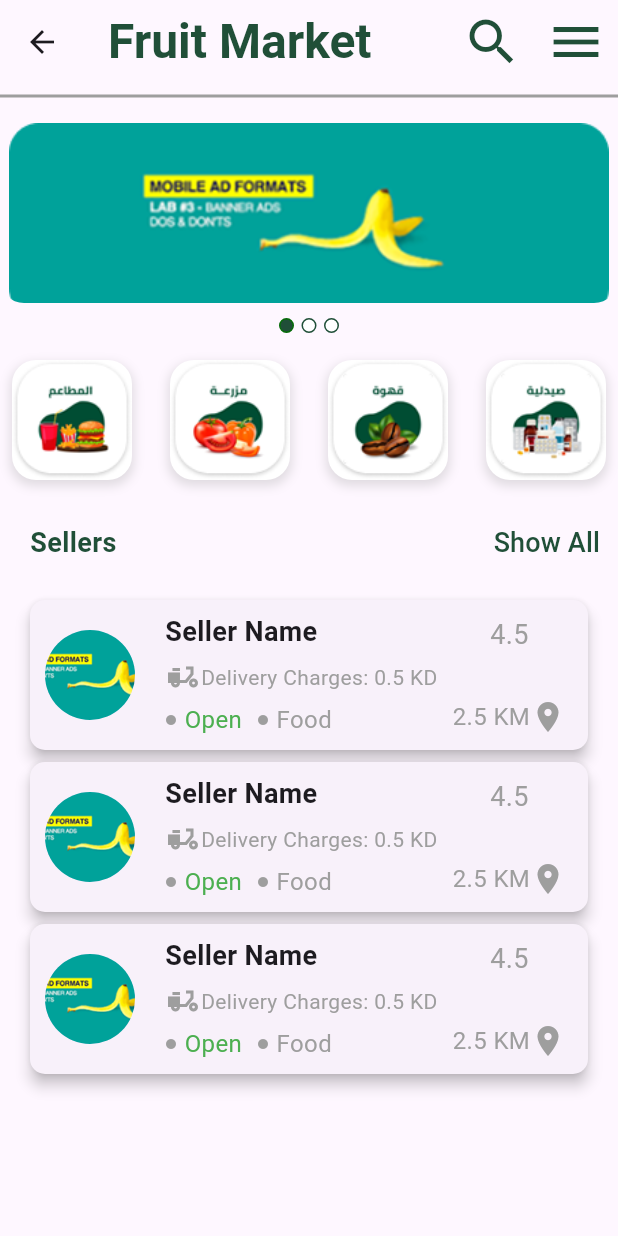
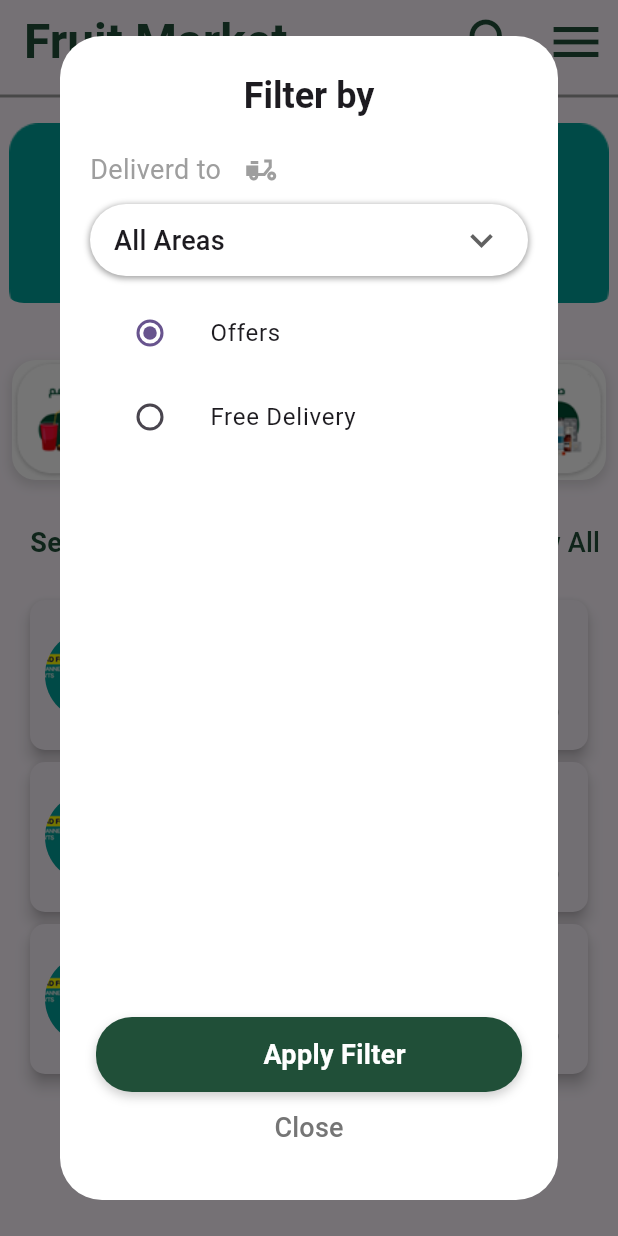
Before and after one commit to elne7/Fruits-App, a Flutter app: the HomeViewBody screen opened directly, after a tap on the "menu" icon, on a phone screen of 412 x 824 dp. Run offline on Flutter 3.47's test engine with Material 3 defaults, Android fonts, the phone set to English and light mode, and no system bars.

Commit message:
Create filter dialog and its content

```diff
--- /dev/null
+++ b/lib/features/home/presentation/widgets/filter_drop_down_menu.dart
@@ -0,0 +1,57 @@
+import 'package:flutter/material.dart';
+
+class FilterDropDownMenu extends StatefulWidget {
+  const FilterDropDownMenu({super.key});
+
+  @override
+  State<FilterDropDownMenu> createState() => _FilterDropDownMenuState();
+}
+
+class _FilterDropDownMenuState extends State<FilterDropDownMenu> {
+  String dropdownvalue = 'All Areas';
+
+  var items = ['All Areas', 'Item 1', 'Item 2', 'Item 3', 'Item 4', 'Item 5'];
+
+  @override
+  Widget build(BuildContext context) {
+    return Container(
+      decoration: BoxDecoration(
+        color: Colors.white,
+        borderRadius: BorderRadius.circular(24),
+        boxShadow: [
+          BoxShadow(
+            color: Colors.grey,
+            spreadRadius: 0.5,
+            blurRadius: 3,
+            offset: const Offset(0, 1),
+          ),
+        ],
+      ),
+      child: Padding(
+        padding: const EdgeInsets.symmetric(horizontal: 16),
+        child: DropdownButton(
+          isExpanded: true,
+          underline: const SizedBox(),
+          menuWidth: MediaQuery.of(context).size.width * 0.8,
+          borderRadius: BorderRadius.circular(10),
+          value: dropdownvalue,
+          icon: const Icon(Icons.keyboard_arrow_down),
+          iconSize: 30,
+          elevation: 4,
+          items:
+              items.map((String items) {
+                return DropdownMenuItem(
+                  value: items,
+                  child: Text(items, style: const TextStyle(fontSize: 18)),
+                );
+              }).toList(),
+          onChanged: (String? newValue) {
+            setState(() {
+              dropdownvalue = newValue!;
+            });
+          },
+        ),
+      ),
+    );
+  }
+}
--- a/lib/features/home/presentation/widgets/home_view_body.dart
+++ b/lib/features/home/presentation/widgets/home_view_body.dart
@@ -1,8 +1,11 @@
 import 'package:flutter/material.dart';
 import 'package:fruits_app/core/constants/colors.dart';
 import 'package:fruits_app/features/home/presentation/widgets/custom_categoies_list.dart';
+import 'package:fruits_app/features/home/presentation/widgets/filter_drop_down_menu.dart';
 import 'package:fruits_app/features/home/presentation/widgets/offers_page_view.dart';
+import 'package:fruits_app/features/home/presentation/widgets/radio_buttons_section.dart';
 import 'package:fruits_app/features/home/presentation/widgets/seller_item.dart';
+import 'package:fruits_app/features/registeration/presentation/widgets/custom_sign_in_button.dart';
 import 'package:fruits_app/features/splash_view/presentation/widgets/switch_points.dart';
 
 class HomeViewBody extends StatefulWidget {
@@ -33,7 +36,9 @@ class _HomeViewBodyState extends State<HomeViewBody> {
           // const SizedBox(width: 10),
           IconButton(
             icon: const Icon(Icons.menu, color: kPrimaryColor, size: 40),
-            onPressed: () {},
+            onPressed: () {
+              _filterdialogBuilder(context);
+            },
           ),
         ],
       ),
@@ -92,3 +97,77 @@ class _HomeViewBodyState extends State<HomeViewBody> {
     );
   }
 }
+
+Future<void> _filterdialogBuilder(BuildContext context) {
+  return showDialog<void>(
+    context: context,
+    builder: (BuildContext context) {
+      return AlertDialog(
+        backgroundColor: Colors.white,
+        title: Center(
+          child: const Text(
+            'Filter by',
+            style: TextStyle(fontSize: 24, fontWeight: FontWeight.bold),
+          ),
+        ),
+        contentPadding: const EdgeInsets.all(20),
+        content: Column(
+          mainAxisAlignment: MainAxisAlignment.start,
+          crossAxisAlignment: CrossAxisAlignment.start,
+          children: [
+            Row(
+              children: [
+                Text(
+                  'Deliverd to ',
+                  style: TextStyle(fontSize: 18, color: Colors.grey),
+                ),
+                const SizedBox(width: 10),
+                const Icon(Icons.delivery_dining_sharp, color: Colors.grey),
+              ],
+            ),
+            const SizedBox(height: 10),
+            FilterDropDownMenu(),
+            const SizedBox(height: 10),
+            RadioButtonsSection(),
+            const SizedBox(height: 10),
+          ],
+        ),
+        actions: <Widget>[
+          Column(
+            mainAxisAlignment: MainAxisAlignment.center,
+            crossAxisAlignment: CrossAxisAlignment.center,
+            children: [
+              CustomSignInButton(
+                text: Text(
+                  'Apply Filter',
+                  style: TextStyle(
+                    color: Colors.white,
+                    fontSize: 18,
+                    fontWeight: FontWeight.bold,
+                  ),
+                ),
+                bgColor: kPrimaryColor,
+              ),
+              TextButton(
+                // style: TextButton.styleFrom(
+                //   textStyle: Theme.of(context).textTheme.labelLarge,
+                // ),
+                child: Text(
+                  'Close',
+                  style: TextStyle(
+                    fontSize: 18,
+                    color: Colors.grey[600],
+                    // fontWeight: FontWeight.bold,
+                  ),
+                ),
+                onPressed: () {
+                  Navigator.of(context).pop();
+                },
+              ),
+            ],
+          ),
+        ],
+      );
+    },
+  );
+}
--- /dev/null
+++ b/lib/features/home/presentation/widgets/radio_buttons_section.dart
@@ -0,0 +1,45 @@
+import 'package:flutter/material.dart';
+
+enum FilterOptions { offers, free }
+
+class RadioButtonsSection extends StatefulWidget {
+  const RadioButtonsSection({super.key});
+
+  @override
+  State<RadioButtonsSection> createState() => _RadioButtonsSectionState();
+}
+
+class _RadioButtonsSectionState extends State<RadioButtonsSection> {
+  FilterOptions? _filter = FilterOptions.offers;
+  @override
+  Widget build(BuildContext context) {
+    return Column(
+      children: <Widget>[
+        ListTile(
+          title: const Text('Offers'),
+          leading: Radio<FilterOptions>(
+            value: FilterOptions.offers,
+            groupValue: _filter,
+            onChanged: (FilterOptions? value) {
+              setState(() {
+                _filter = value;
+              });
+            },
+          ),
+        ),
+        ListTile(
+          title: const Text('Free Delivery'),
+          leading: Radio<FilterOptions>(
+            value: FilterOptions.free,
+            groupValue: _filter,
+            onChanged: (FilterOptions? value) {
+              setState(() {
+                _filter = value;
+              });
+            },
+          ),
+        ),
+      ],
+    );
+  }
+}
--- a/lib/main.dart
+++ b/lib/main.dart
@@ -1,8 +1,8 @@
 import 'package:flutter/material.dart';
-import 'package:fruits_app/features/favorite/presentation/widgets/favorites_view_body.dart';
+// import 'package:fruits_app/features/favorite/presentation/widgets/favorites_view_body.dart';
 // import 'package:fruits_app/features/contact_us/presentation/views/contact_us_view.dart';
 // import 'package:fruits_app/features/terms&conditions/terms_view.dart';
-// import 'package:fruits_app/features/home/presentation/widgets/home_view_body.dart';
+import 'package:fruits_app/features/home/presentation/widgets/home_view_body.dart';
 // import 'package:fruits_app/features/registeration/presentation/views/otp_confirmation_view.dart';
 // import 'package:fruits_app/features/registeration/presentation/views/sign_up_view.dart';
 // import 'package:fruits_app/features/registeration/presentation/widgets/data_sign_in_view_body.dart';
@@ -26,7 +26,7 @@ class MyApp extends StatelessWidget {
       theme: ThemeData(
         colorScheme: ColorScheme.fromSeed(seedColor: Colors.deepPurple),
       ),
-      home: const FavoritesViewBody(),
+      home: const HomeViewBody(),
     );
   }
 }
```
